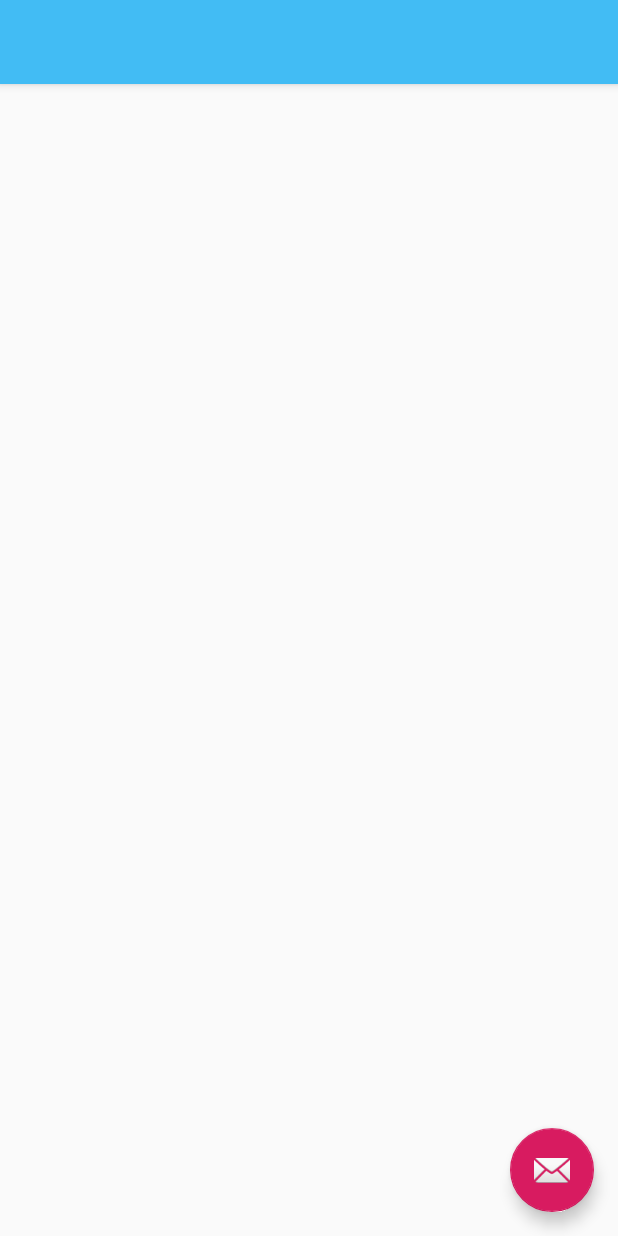
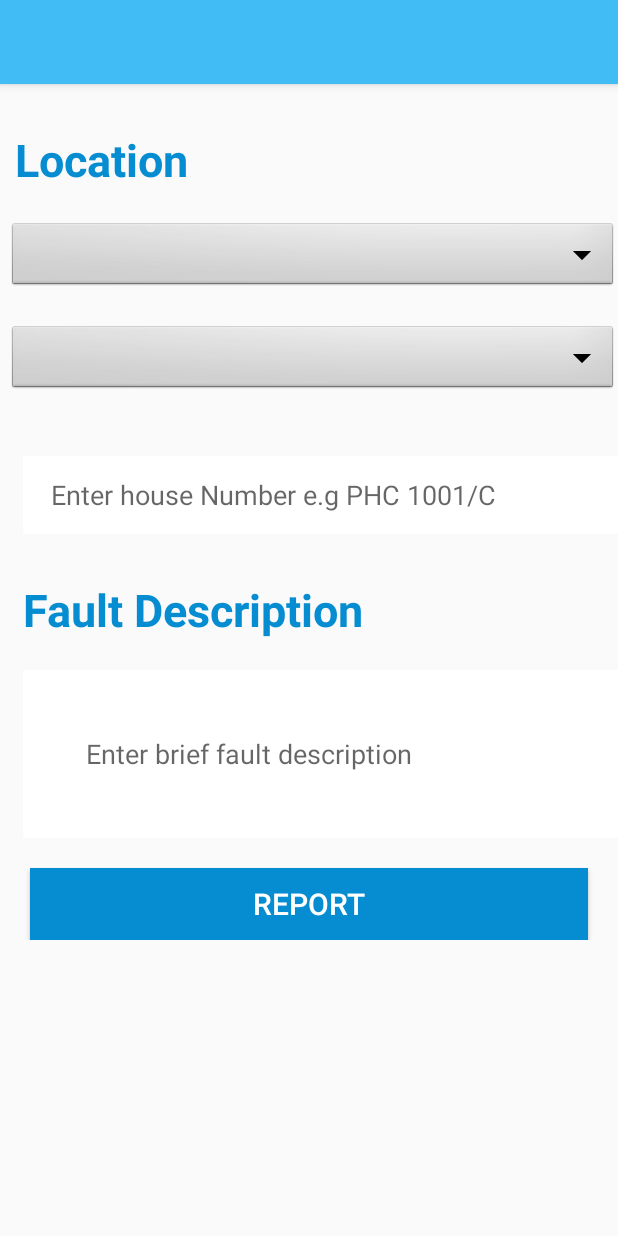
Before and after one commit to WakisaC/Geocoding-System-for-Navigation_Mobile_app, an Android app: the layout activity_water_fault.xml on its own in the app's theme, with its tools: preview values and no code run, on a phone screen of 412 x 824 dp. Run offline under Robolectric (Android 15) with nearby library versions, the phone set to English and light mode, and no system bars; Roboto replaces fonts that are not available here.

Commit message:
Third commit....prototype

```diff
--- a/app/build.gradle
+++ b/app/build.gradle
@@ -22,6 +22,7 @@ dependencies {
     implementation fileTree(dir: 'libs', include: ['*.jar'])
     implementation 'com.android.support:appcompat-v7:28.0.0'
     implementation 'com.android.support:design:28.0.0'
+    implementation 'com.android.volley:volley:1.1.0'
     implementation 'com.android.support.constraint:constraint-layout:1.1.3'
     testImplementation 'junit:junit:4.12'
     androidTestImplementation 'com.android.support.test:runner:1.0.2'
--- a/app/src/main/AndroidManifest.xml
+++ b/app/src/main/AndroidManifest.xml
@@ -1,6 +1,8 @@
 <?xml version="1.0" encoding="utf-8"?>
 <manifest xmlns:android="http://schemas.android.com/apk/res/android"
     package="com.example.wakisac.myapplication">
+
+    <uses-permission android:name="android.permission.ACCESS_FINE_LOCATION" />
 
     <application
         android:allowBackup="true"
@@ -37,8 +39,8 @@
             android:label="@string/title_activity_electricity__fault"
             android:theme="@style/AppTheme.NoActionBar" />
         <activity
-            android:name=".Water_Fault"
-            android:label="@string/title_activity_water__fault"
+            android:name=".WaterFault"
+            android:label="Water Fault"
             android:theme="@style/AppTheme.NoActionBar"></activity>
     </application>
 
--- /dev/null
+++ b/app/src/main/java/com/example/wakisac/myapplication/AddUser.java
@@ -0,0 +1,4 @@
+package com.example.wakisac.myapplication;
+
+public class AddUser {
+}
--- a/app/src/main/res/drawable/report.xml
+++ b/app/src/main/res/drawable/report.xml
@@ -1,5 +1,5 @@
-<vector android:height="24dp" android:tint="#FFFFFF"
+<vector android:height="100dp" android:tint="#FFFFFF"
     android:viewportHeight="24.0" android:viewportWidth="24.0"
-    android:width="24dp" xmlns:android="http://schemas.android.com/apk/res/android">
+    android:width="100dp" xmlns:android="http://schemas.android.com/apk/res/android">
     <path android:fillColor="#FF000000" android:pathData="M21,3L3,10.53v0.98l6.84,2.65L12.48,21h0.98L21,3z"/>
 </vector>
--- a/app/src/main/res/layout/activity_water__fault.xml
+++ b/app/src/main/res/layout/activity_water_fault.xml
@@ -4,7 +4,7 @@
     xmlns:tools="http://schemas.android.com/tools"
     android:layout_width="match_parent"
     android:layout_height="match_parent"
-    tools:context=".Water_Fault">
+    tools:context=".WaterFault">
 
     <android.support.design.widget.AppBarLayout
         android:layout_width="match_parent"
@@ -20,14 +20,6 @@
 
     </android.support.design.widget.AppBarLayout>
 
-    <include layout="@layout/content_water__fault" />
-
-    <android.support.design.widget.FloatingActionButton
-        android:id="@+id/fab"
-        android:layout_width="wrap_content"
-        android:layout_height="wrap_content"
-        android:layout_gravity="bottom|end"
-        android:layout_margin="@dimen/fab_margin"
-        app:srcCompat="@android:drawable/ic_dialog_email" />
+    <include layout="@layout/content_water_fault" />
 
 </android.support.design.widget.CoordinatorLayout>
--- a/app/src/main/res/layout/content_main.xml
+++ b/app/src/main/res/layout/content_main.xml
@@ -71,7 +71,7 @@
                     android:background="@drawable/rounded"
                     android:textColor="@color/blue"
                     android:textSize="15dp"
-                    android:onClick="start_fault_page"
+                    android:onClick="start_electricity_fault_page"
                     android:textStyle="bold"
                     app:fontFamily="@font/duru_sans" />
             </LinearLayout>
@@ -98,6 +98,7 @@
                     android:layout_marginLeft="7dp"
                     android:textSize="15dp"
                     android:textStyle="bold"
+                    android:onClick="start_water_fault_page"
                     app:fontFamily="@font/duru_sans" />
             </LinearLayout>
             <LinearLayout
--- a/app/src/main/res/layout/content_water__fault.xml
+++ /dev/null
@@ -1,11 +0,0 @@
-<?xml version="1.0" encoding="utf-8"?>
-<android.support.constraint.ConstraintLayout xmlns:android="http://schemas.android.com/apk/res/android"
-    xmlns:app="http://schemas.android.com/apk/res-auto"
-    xmlns:tools="http://schemas.android.com/tools"
-    android:layout_width="match_parent"
-    android:layout_height="match_parent"
-    app:layout_behavior="@string/appbar_scrolling_view_behavior"
-    tools:context=".Water_Fault"
-    tools:showIn="@layout/activity_water__fault">
-
-</android.support.constraint.ConstraintLayout>
--- /dev/null
+++ b/app/src/main/res/layout/content_water_fault.xml
@@ -0,0 +1,110 @@
+<?xml version="1.0" encoding="utf-8"?>
+<android.support.constraint.ConstraintLayout xmlns:android="http://schemas.android.com/apk/res/android"
+    xmlns:app="http://schemas.android.com/apk/res-auto"
+    xmlns:tools="http://schemas.android.com/tools"
+    android:layout_width="match_parent"
+    android:layout_height="match_parent"
+    app:layout_behavior="@string/appbar_scrolling_view_behavior"
+    tools:context=".WaterFault"
+    tools:showIn="@layout/activity_water_fault">
+
+    <ScrollView
+        android:layout_width="match_parent"
+        android:layout_height="match_parent">
+        <LinearLayout
+            android:layout_width="match_parent"
+            android:layout_height="match_parent"
+            android:orientation="vertical">
+
+            <TextView
+                android:layout_width="wrap_content"
+                android:layout_height="wrap_content"
+                android:layout_marginLeft="10dp"
+                android:layout_marginTop="30dp"
+                android:text="Location"
+                android:textSize="30dp"
+                android:textStyle="bold"
+                android:textColor="@color/blue"
+                />
+            <LinearLayout
+                android:layout_width="match_parent"
+                android:layout_height="wrap_content"
+                android:orientation="vertical"
+                android:layout_marginTop="20dp"
+                android:layout_marginLeft="5dp">
+
+                <Spinner
+                    android:id="@+id/spinner1"
+                    android:layout_width="match_parent"
+                    android:layout_height="wrap_content"
+                    android:background="@android:drawable/btn_dropdown"
+                    android:spinnerMode="dropdown"/>
+                <Spinner
+                    android:id="@+id/spinner2"
+                    android:layout_width="match_parent"
+                    android:layout_height="wrap_content"
+                    android:layout_marginTop="20dp"
+                    android:background="@android:drawable/btn_dropdown"
+                    android:spinnerMode="dropdown"/>
+
+
+            </LinearLayout>
+            <LinearLayout
+                android:layout_width="match_parent"
+                android:layout_height="wrap_content"
+                android:orientation="vertical"
+                android:layout_marginTop="20dp"
+                android:layout_marginLeft="5dp">
+
+                <EditText
+                    android:layout_width="match_parent"
+                    android:layout_height="52dp"
+                    android:layout_marginLeft="10dp"
+                    android:layout_marginTop="20dp"
+                    android:background="@drawable/textbox"
+                    android:backgroundTint="@color/white"
+                    android:hint="    Enter house Number e.g PHC 1001/C   "
+                    android:textAllCaps="true"/>
+
+                <TextView
+                    android:layout_width="wrap_content"
+                    android:layout_height="wrap_content"
+                    android:layout_marginLeft="10dp"
+                    android:layout_marginTop="30dp"
+                    android:text="Fault Description"
+                    android:textSize="30dp"
+                    android:textStyle="bold"
+                    android:textColor="@color/blue"
+                    />
+
+                <EditText
+                    android:layout_width="match_parent"
+                    android:layout_height="112dp"
+                    android:layout_marginLeft="10dp"
+                    android:layout_marginTop="20dp"
+                    android:background="@drawable/textbox"
+                    android:backgroundTint="@color/white"
+                    android:hint="         Enter brief fault description" />
+
+
+
+            </LinearLayout>
+
+            <Button
+                android:layout_width="match_parent"
+                android:layout_height="wrap_content"
+                android:layout_gravity="center"
+                android:layout_marginLeft="20dp"
+                android:layout_marginTop="20dp"
+                android:layout_marginRight="20dp"
+                android:background="@color/blue"
+                android:text="Report"
+                android:textColor="@color/white"
+                android:textSize="20dp" />
+
+        </LinearLayout>
+
+    </ScrollView>
+
+
+</android.support.constraint.ConstraintLayout>
--- a/app/src/main/res/layout/nav_header_main.xml
+++ b/app/src/main/res/layout/nav_header_main.xml
@@ -19,7 +19,7 @@
         android:layout_height="wrap_content"
         android:contentDescription="@string/nav_header_desc"
         android:paddingTop="@dimen/nav_header_vertical_spacing"
-        app:srcCompat="@drawable/paper" />
+        app:srcCompat="@drawable/report" />
 
     <TextView
         android:id="@+id/textView"
```
Also changed, not shown: app/src/main/java/com/example/wakisac/myapplication/DatabaseHelper.java (added, +70 -0 lines), app/src/main/java/com/example/wakisac/myapplication/Electricity_Fault.java (+59 -9 lines), app/src/main/java/com/example/wakisac/myapplication/MainActivity.java (+9 -1 lines), app/src/main/java/com/example/wakisac/myapplication/Mysingleton.java (added, +49 -0 lines), app/src/main/java/com/example/wakisac/myapplication/Register.java (+98 -0 lines), app/src/main/java/com/example/wakisac/myapplication/WaterFault.java (added, +67 -0 lines), app/src/main/java/com/example/wakisac/myapplication/Water_Fault.java (deleted, +0 -29 lines), app/src/main/java/com/example/wakisac/myapplication/getLocation.java (added, +19 -0 lines), app/src/main/res/layout/content_electricity__fault.xml (+17 -11 lines), app/src/main/res/layout/content_register.xml (+32 -23 lines).
